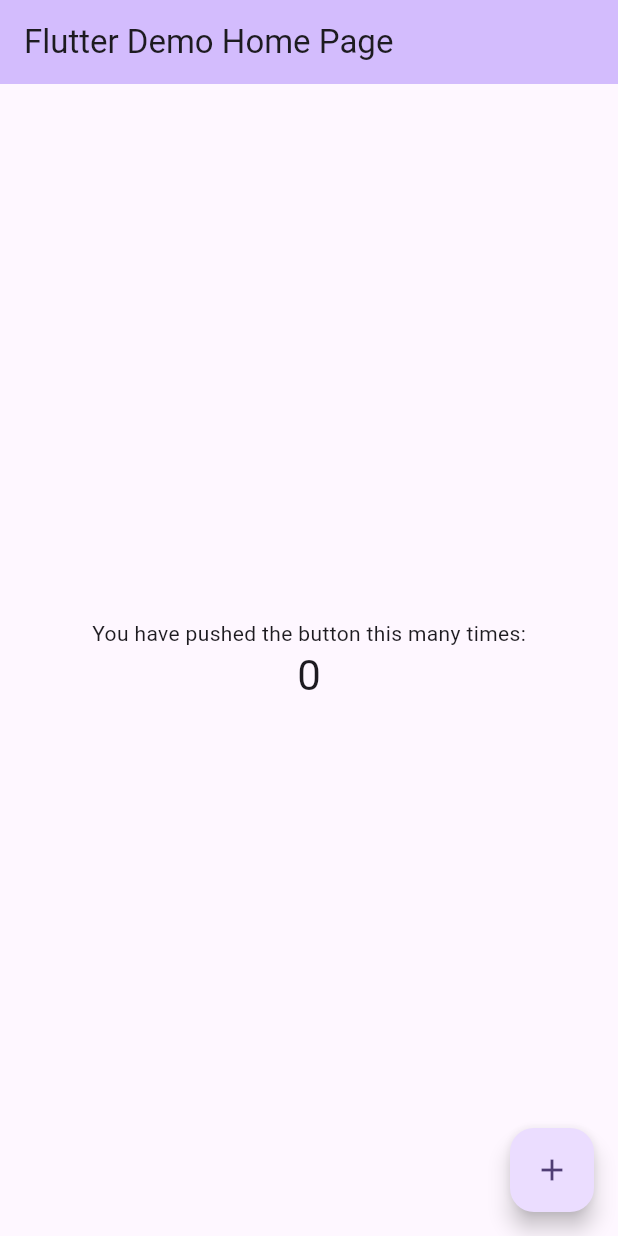
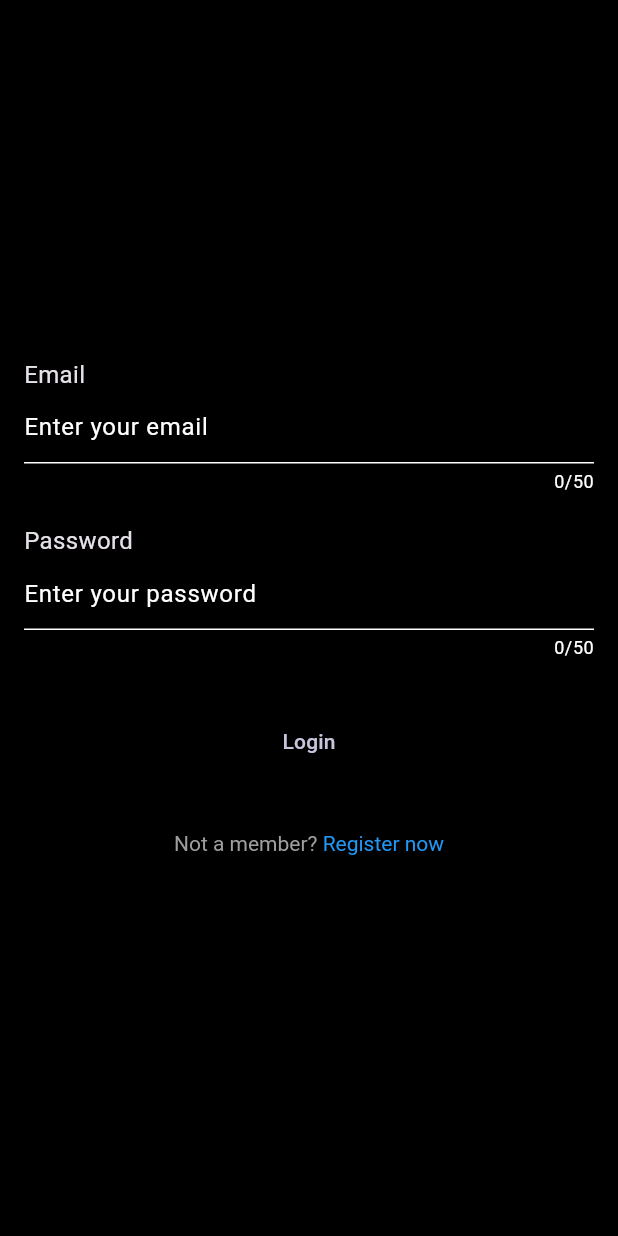
Before and after one commit to AureliusBinus/notes, a Flutter app: the screen it shows after launch, on a phone screen of 412 x 824 dp. Run offline on Flutter 3.47's test engine with Material 3 defaults, Android fonts, the phone set to English and light mode, and no system bars; our stand-ins replace cloud_firestore, firebase_auth, firebase_core; accounts and stored records are empty.

Commit message:
Refactor authentication screens and update Firebase options

```diff
--- a/analysis_options.yaml
+++ b/analysis_options.yaml
@@ -7,6 +7,10 @@
 
 # The following line activates a set of recommended lints for Flutter apps,
 # packages, and plugins designed to encourage good coding practices.
+analyzer:
+  errors:
+    use_build_context_synchronously: ignore
+    unused_import: ignore
 include: package:flutter_lints/flutter.yaml
 
 linter:
--- a/lib/main.dart
+++ b/lib/main.dart
@@ -1,125 +1,36 @@
 import 'package:flutter/material.dart';
+import 'package:firebase_core/firebase_core.dart';
+import 'firebase_options.dart';
+import 'screens/login_or_register_screen.dart';
+import 'screens/login_screen.dart';
 
-void main() {
+void main() async {
+  WidgetsFlutterBinding.ensureInitialized();
+  await Firebase.initializeApp(
+    options: DefaultFirebaseOptions.currentPlatform,
+  );
   runApp(const MyApp());
 }
 
 class MyApp extends StatelessWidget {
   const MyApp({super.key});
 
-  // This widget is the root of your application.
   @override
   Widget build(BuildContext context) {
     return MaterialApp(
-      title: 'Flutter Demo',
-      theme: ThemeData(
-        // This is the theme of your application.
-        //
-        // TRY THIS: Try running your application with "flutter run". You'll see
-        // the application has a purple toolbar. Then, without quitting the app,
-        // try changing the seedColor in the colorScheme below to Colors.green
-        // and then invoke "hot reload" (save your changes or press the "hot
-        // reload" button in a Flutter-supported IDE, or press "r" if you used
-        // the command line to start the app).
-        //
-        // Notice that the counter didn't reset back to zero; the application
-        // state is not lost during the reload. To reset the state, use hot
-        // restart instead.
-        //
-        // This works for code too, not just values: Most code changes can be
-        // tested with just a hot reload.
-        colorScheme: ColorScheme.fromSeed(seedColor: Colors.deepPurple),
-        useMaterial3: true,
+      debugShowCheckedModeBanner: false,
+      title: 'Note Taking App',
+      theme: ThemeData.dark().copyWith(
+        scaffoldBackgroundColor: Colors.black,
+        appBarTheme: const AppBarTheme(
+          backgroundColor: Colors.black,
+        ),
+        colorScheme: const ColorScheme.dark(
+          primary: Color(0xFFC8C4DD),
+          surface: Colors.black,
+        ),
       ),
-      home: const MyHomePage(title: 'Flutter Demo Home Page'),
+      home: const LoginScreen(),
     );
   }
 }
-
-class MyHomePage extends StatefulWidget {
-  const MyHomePage({super.key, required this.title});
-
-  // This widget is the home page of your application. It is stateful, meaning
-  // that it has a State object (defined below) that contains fields that affect
-  // how it looks.
-
-  // This class is the configuration for the state. It holds the values (in this
-  // case the title) provided by the parent (in this case the App widget) and
-  // used by the build method of the State. Fields in a Widget subclass are
-  // always marked "final".
-
-  final String title;
-
-  @override
-  State<MyHomePage> createState() => _MyHomePageState();
-}
-
-class _MyHomePageState extends State<MyHomePage> {
-  int _counter = 0;
-
-  void _incrementCounter() {
-    setState(() {
-      // This call to setState tells the Flutter framework that something has
-      // changed in this State, which causes it to rerun the build method below
-      // so that the display can reflect the updated values. If we changed
-      // _counter without calling setState(), then the build method would not be
-      // called again, and so nothing would appear to happen.
-      _counter++;
-    });
-  }
-
-  @override
-  Widget build(BuildContext context) {
-    // This method is rerun every time setState is called, for instance as done
-    // by the _incrementCounter method above.
-    //
-    // The Flutter framework has been optimized to make rerunning build methods
-    // fast, so that you can just rebuild anything that needs updating rather
-    // than having to individually change instances of widgets.
-    return Scaffold(
-      appBar: AppBar(
-        // TRY THIS: Try changing the color here to a specific color (to
-        // Colors.amber, perhaps?) and trigger a hot reload to see the AppBar
-        // change color while the other colors stay the same.
-        backgroundColor: Theme.of(context).colorScheme.inversePrimary,
-        // Here we take the value from the MyHomePage object that was created by
-        // the App.build method, and use it to set our appbar title.
-        title: Text(widget.title),
-      ),
-      body: Center(
-        // Center is a layout widget. It takes a single child and positions it
-        // in the middle of the parent.
-        child: Column(
-          // Column is also a layout widget. It takes a list of children and
-          // arranges them vertically. By default, it sizes itself to fit its
-          // children horizontally, and tries to be as tall as its parent.
-          //
-          // Column has various properties to control how it sizes itself and
-          // how it positions its children. Here we use mainAxisAlignment to
-          // center the children vertically; the main axis here is the vertical
-          // axis because Columns are vertical (the cross axis would be
-          // horizontal).
-          //
-          // TRY THIS: Invoke "debug painting" (choose the "Toggle Debug Paint"
-          // action in the IDE, or press "p" in the console), to see the
-          // wireframe for each widget.
-          mainAxisAlignment: MainAxisAlignment.center,
-          children: <Widget>[
-            const Text(
-              'You have pushed the button this many times:',
-            ),
-            Text(
-              '$_counter',
-              style: Theme.of(context).textTheme.headlineMedium,
-            ),
-          ],
-        ),
-      ),
-      floatingActionButton: FloatingActionButton(
-        onPressed: _incrementCounter,
-        tooltip: 'Increment',
-        child: const Icon(Icons.add),
-      ), // This trailing comma makes auto-formatting nicer for build methods.
-    );
-  }
-}
--- a/lib/screens/login_screen.dart
+++ b/lib/screens/login_screen.dart
@@ -0,0 +1,108 @@
+import 'package:flutter/material.dart';
+import 'package:firebase_auth/firebase_auth.dart';
+import 'home_screen.dart';
+import 'login_or_register_screen.dart';
+import 'register_screen.dart';
+
+class LoginScreen extends StatefulWidget {
+  const LoginScreen({super.key});
+
+  @override
+  State<LoginScreen> createState() => _LoginScreenState();
+}
+
+class _LoginScreenState extends State<LoginScreen> {
+  final _emailController = TextEditingController();
+  final _passwordController = TextEditingController();
+
+  Future<void> _login() async {
+    try {
+      await FirebaseAuth.instance.signInWithEmailAndPassword(
+        email: _emailController.text.trim(),
+        password: _passwordController.text.trim(),
+      );
+      Navigator.pushReplacement(
+        context,
+        MaterialPageRoute(builder: (context) => const HomeScreen()),
+      );
+    } on FirebaseAuthException catch (e) {
+      // Handle login errors (e.g., wrong credentials, network issues)
+      ScaffoldMessenger.of(context).showSnackBar(
+        SnackBar(
+          content: Text('Login failed: ${e.message}'),
+        ),
+      );
+    }
+  }
+
+  @override
+  Widget build(BuildContext context) {
+    return Scaffold(
+      body: Padding(
+        padding: const EdgeInsets.all(16.0),
+        child: Column(
+          mainAxisAlignment: MainAxisAlignment.center,
+          crossAxisAlignment: CrossAxisAlignment.start,
+          children: [
+            const Text(
+              'Email',
+              style: TextStyle(fontSize: 16),
+            ),
+            TextField(
+              controller: _emailController,
+              keyboardType: TextInputType.emailAddress,
+              maxLength: 50, // Add max length
+              decoration: const InputDecoration(
+                hintText: 'Enter your email',
+              ),
+            ),
+            const SizedBox(height: 20),
+            const Text(
+              'Password',
+              style: TextStyle(fontSize: 16),
+            ),
+            TextField(
+              controller: _passwordController,
+              obscureText: true,
+              maxLength: 50, // Add max length
+              decoration: const InputDecoration(
+                hintText: 'Enter your password',
+              ),
+            ),
+            const SizedBox(height: 30),
+            Center(
+              child: ElevatedButton(
+                onPressed: _login,
+                child: const Text('Login'),
+              ),
+            ),
+            const SizedBox(height: 20),
+            Center(
+              child: TextButton(
+                onPressed: () {
+                  Navigator.push(
+                    context,
+                    MaterialPageRoute(
+                        builder: (context) => const RegisterScreen()),
+                  );
+                },
+                child: RichText(
+                  text: TextSpan(
+                    text: 'Not a member? ',
+                    style: const TextStyle(color: Colors.grey),
+                    children: <TextSpan>[
+                      TextSpan(
+                        text: 'Register now',
+                        style: const TextStyle(color: Colors.blue),
+                      ),
+                    ],
+                  ),
+                ),
+              ),
+            )
+          ],
+        ),
+      ),
+    );
+  }
+}
--- a/pubspec.yaml
+++ b/pubspec.yaml
@@ -34,9 +34,6 @@ dependencies:
   firebase_core: ^3.10.0
   firebase_auth: ^5.4.0
   cloud_firestore: ^5.6.1
-
-  flutter_dotenv: ^5.2.1
-
   # The following adds the Cupertino Icons font to your application.
   # Use with the CupertinoIcons class for iOS style icons.
   cupertino_icons: ^1.0.8
@@ -64,8 +61,7 @@ flutter:
   uses-material-design: true
 
   # To add assets to your application, add an assets section, like this:
-  assets:
-    - .env
+  # assets:
 
   # An image asset can refer to one or more resolution-specific "variants", see
   # https://flutter.dev/to/resolution-aware-images
```
Also changed, not shown: lib/screens/auth_screen.dart (+11 -0 lines), lib/screens/home_screen.dart (+113 -0 lines), lib/screens/login_or_register_screen.dart (+56 -0 lines), lib/screens/new_note_screen.dart (+92 -0 lines), lib/screens/register_screen.dart (+130 -0 lines), lib/widgets/list_item.dart (+32 -0 lines), lib/firebase_options.dart, pubspec.lock, 5 other files.
